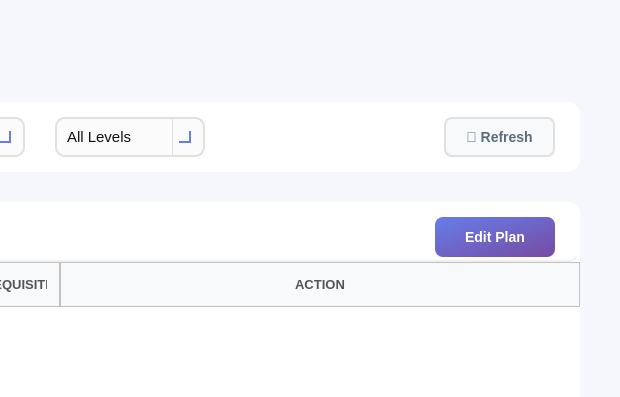
First picture: the form in app_ui/admin_ui/submenus_ui/not_made/program_plans.ui, repository Yasser-Daffa/ECE-Course-Registeration, before the edit; both pictures show x 580 to 1200 and y 0 to 397 of the 1200 by 858 pixel window.
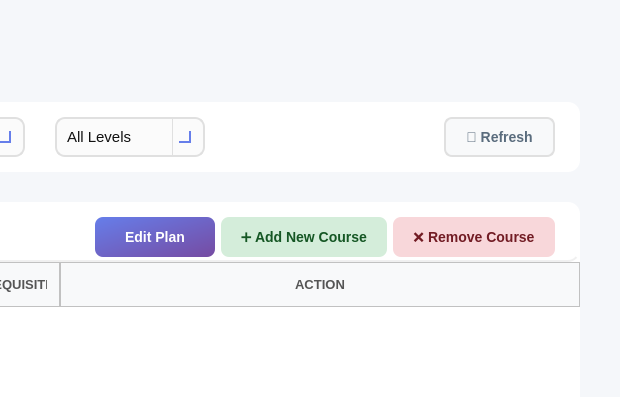
Second picture: the form after the edit. Icons and pictures are not drawn.

Commit message: improved ui elements and added edit_course_to_plan

The edit to the form file:
```diff
--- a/app_ui/admin_ui/submenus_ui/not_made/program_plans.ui
+++ b/app_ui/admin_ui/submenus_ui/not_made/program_plans.ui
@@ -567,6 +567,90 @@
            </property>
           </widget>
          </item>
+         <item>
+          <widget class="QPushButton" name="buttonAddCourse">
+           <property name="enabled">
+            <bool>true</bool>
+           </property>
+           <property name="minimumSize">
+            <size>
+             <width>120</width>
+             <height>40</height>
+            </size>
+           </property>
+           <property name="cursor">
+            <cursorShape>PointingHandCursor</cursorShape>
+           </property>
+           <property name="styleSheet">
+            <string notr="true">/* ---- Approve Button ---- */
+QPushButton {
+    background-color: #d4edda;
+    color: #155724;
+    border: none;
+    border-radius: 8px;
+    font-size: 14px;
+    font-weight: bold;
+    padding: 10px 20px;
+}
+QPushButton:hover {
+    background-color: #28a745;
+    color: white;
+}
+QPushButton:pressed {
+    background-color: #1e7e34;  /* slightly darker for pressed feedback */
+}
+QPushButton:disabled {
+    background-color: #c1d9c3; /* more washed-out green */
+    color: #7a8b7a;
+}</string>
+           </property>
+           <property name="text">
+            <string>➕ Add New Course</string>
+           </property>
+          </widget>
+         </item>
+         <item>
+          <widget class="QPushButton" name="buttonRemoveCourse">
+           <property name="enabled">
+            <bool>true</bool>
+           </property>
+           <property name="minimumSize">
+            <size>
+             <width>120</width>
+             <height>40</height>
+            </size>
+           </property>
+           <property name="cursor">
+            <cursorShape>PointingHandCursor</cursorShape>
+           </property>
+           <property name="styleSheet">
+            <string notr="true">/* ---- Reject Button ---- */
+QPushButton {
+    background-color: #f8d7da;
+    color: #721c24;
+    border: none;
+    border-radius: 8px;
+    font-size: 14px;
+    font-weight: bold;
+    padding: 10px 20px;
+}
+QPushButton:hover {
+    background-color: #c82333;
+    color: white;
+}
+QPushButton:pressed {
+    background-color: #a71d2a;  /* slightly darker for pressed feedback */
+}
+QPushButton:disabled {
+    background-color: #d7bcbc; /* more washed-out red */
+    color: #5e3b3e;
+}</string>
+           </property>
+           <property name="text">
+            <string>❌ Remove Course</string>
+           </property>
+          </widget>
+         </item>
         </layout>
        </widget>
       </item>
```
The commit also changes 12 other files.
